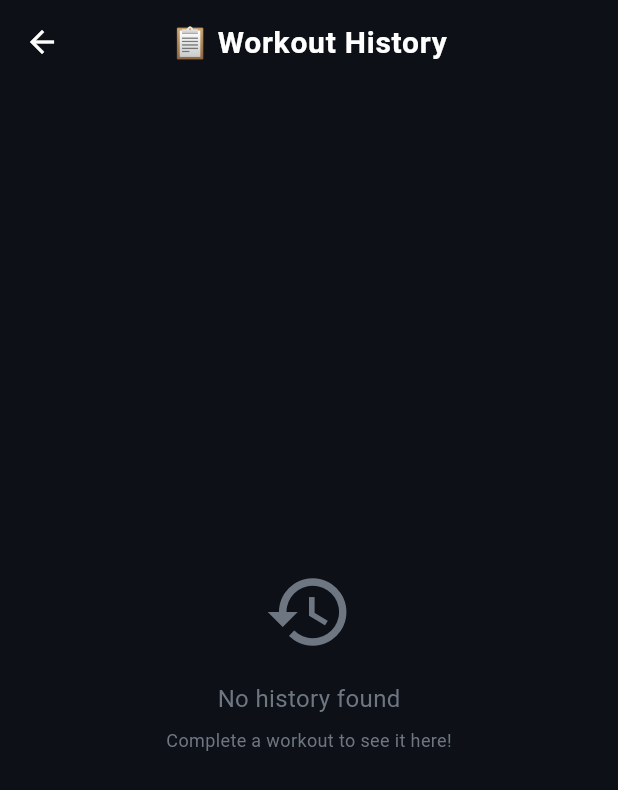
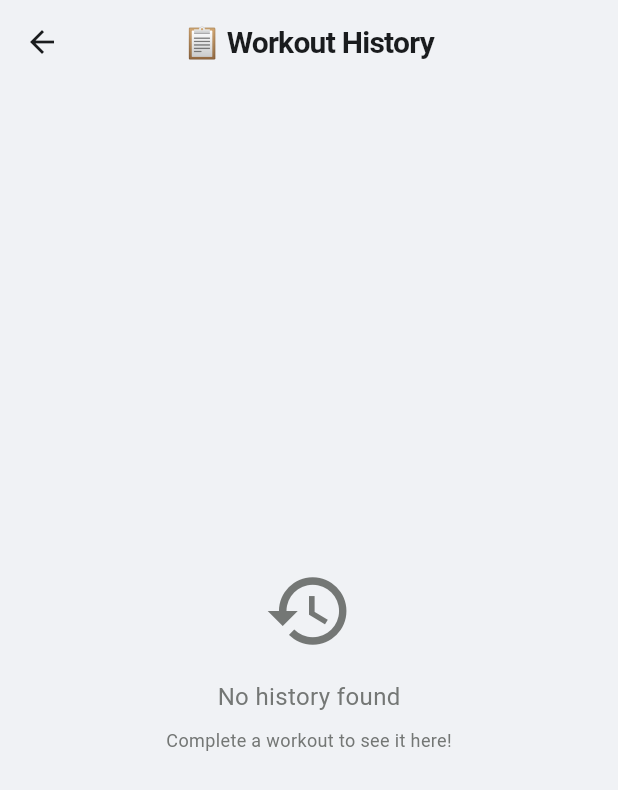
Before and after one commit to KonstaHovinen/hybrid_athlete, a Flutter app: the screen it shows after launch, after a tap on "Set up GitHub Sync", after a tap on "History", on a phone screen of 412 x 824 dp. Shown: the top 790 px of the screen. Run offline on Flutter 3.47's test engine with Material 3 defaults, Android fonts, the phone set to English and light mode, and no system bars; our stand-ins replace fl_chart, package_info_plus, shared_preferences; accounts and stored records are empty; network calls fail.

Commit message:
UI Update: Switch to Metallic/Platinum Light Theme

```diff
--- a/lib/app_theme.dart
+++ b/lib/app_theme.dart
@@ -1,99 +1,81 @@
 import 'package:flutter/material.dart';
 
 /// Hybrid Athlete Brand Theme
-/// Futsal-inspired color palette with energetic, athletic vibes
-
+/// "Metallic White" - High-performance, clean, sharp.
 class AppColors {
-  // Primary - Electric Green (Field, Energy, Go!)
-  static const Color primary = Color(0xFF00E676);
-  static const Color primaryDark = Color(0xFF00C853);
+  // Primary - Sharp Futsal Green
+  static const Color primary = Color(0xFF00C853);
+  static const Color primaryDark = Color(0xFF009624);
   static const Color primaryLight = Color(0xFF69F0AE);
 
-  // Secondary - Deep Blue (Trust, Performance)
-  static const Color secondary = Color(0xFF2979FF);
-  static const Color secondaryDark = Color(0xFF1565C0);
-  static const Color secondaryLight = Color(0xFF82B1FF);
+  // Secondary - Electric Blue
+  static const Color secondary = Color(0xFF2962FF);
+  static const Color secondaryDark = Color(0xFF0039CB);
+  static const Color secondaryLight = Color(0xFF768FFF);
 
-  // Accent - Vibrant Orange (Energy, Passion, Goals!)
-  static const Color accent = Color(0xFFFF6D00);
-  static const Color accentLight = Color(0xFFFFAB40);
+  // Accent - Kinetic Orange
+  static const Color accent = Color(0xFFFF3D00);
 
-  // Background Colors
-  static const Color background = Color(0xFF0D1117);
-  static const Color surface = Color(0xFF161B22);
-  static const Color surfaceLight = Color(0xFF21262D);
-  static const Color card = Color(0xFF1C2128);
+  // Background Colors (Metallic/White Palette)
+  static const Color background = Color(0xFFF0F2F5); // Ultra light grey/silver
+  static const Color surface = Color(0xFFFFFFFF);
+  static const Color surfaceLight = Color(0xFFF8F9FA); // White smoke
+  static const Color card = Color(0xFFFFFFFF);
 
-  // Text Colors
-  static const Color textPrimary = Color(0xFFFFFFFF);
-  static const Color textSecondary = Color(0xFFB0B0B0);
-  static const Color textMuted = Color(0xFF6E7681);
+  // Text Colors (High Contrast)
+  static const Color textPrimary = Color(0xFF1A1C1E); // Almost black
+  static const Color textSecondary = Color(0xFF444746); // Dark Grey
+  static const Color textMuted = Color(0xFF747775); // Silver Grey
 
   // Semantic Colors
-  static const Color success = Color(0xFF00E676);
-  static const Color warning = Color(0xFFFFB300);
-  static const Color error = Color(0xFFFF5252);
-  static const Color info = Color(0xFF2979FF);
+  static const Color success = Color(0xFF00C853);
+  static const Color warning = Color(0xFFFFD600);
+  static const Color error = Color(0xFFB00020);
+  static const Color info = Color(0xFF2962FF);
 
-  // Workout Type Colors
-  static const Color gym = Color(0xFF2979FF);
-  static const Color running = Color(0xFF00E676);
-  static const Color futsal = Color(0xFFFF6D00);
-  static const Color recovery = Color(0xFF9C27B0);
-
-  // Gradients
+  // Gradients (Metallic Feel)
   static const LinearGradient primaryGradient = LinearGradient(
-    colors: [primary, Color(0xFF00BFA5)],
+    colors: [primary, Color(0xFF00E676)],
     begin: Alignment.topLeft,
     end: Alignment.bottomRight,
   );
 
-  static const LinearGradient accentGradient = LinearGradient(
-    colors: [accent, Color(0xFFFF9100)],
+  static const LinearGradient cardGradient = LinearGradient(
+    colors: [Colors.white, Color(0xFFF5F7FA)], // Subtle silver fade
     begin: Alignment.topLeft,
     end: Alignment.bottomRight,
+    stops: [0.0, 1.0],
   );
 
-  static const LinearGradient secondaryGradient = LinearGradient(
-    colors: [secondary, Color(0xFF448AFF)],
-    begin: Alignment.topLeft,
-    end: Alignment.bottomRight,
-  );
-
-  static const LinearGradient darkGradient = LinearGradient(
-    colors: [Color(0xFF1A1A2E), Color(0xFF16213E)],
+    static const LinearGradient surfaceGradient = LinearGradient(
+    colors: [Color(0xFFFFFFFF), Color(0xFFEEF2F6)],
     begin: Alignment.topCenter,
     end: Alignment.bottomCenter,
-  );
-
-  static const LinearGradient cardGradient = LinearGradient(
-    colors: [Color(0xFF1C2128), Color(0xFF161B22)],
-    begin: Alignment.topLeft,
-    end: Alignment.bottomRight,
   );
 }
 
 class AppTheme {
-  static ThemeData get darkTheme {
+  static ThemeData get theme {
     return ThemeData(
       useMaterial3: true,
-      brightness: Brightness.dark,
+      brightness: Brightness.light,
 
       // Colors
       primaryColor: AppColors.primary,
       scaffoldBackgroundColor: AppColors.background,
 
       // Color Scheme
-      colorScheme: const ColorScheme.dark(
+      colorScheme: const ColorScheme.light(
         primary: AppColors.primary,
         secondary: AppColors.secondary,
         tertiary: AppColors.accent,
         surface: AppColors.surface,
         error: AppColors.error,
-        onPrimary: Colors.black,
+        onPrimary: Colors.white,
         onSecondary: Colors.white,
         onSurface: AppColors.textPrimary,
         onError: Colors.white,
+        surfaceTint: Colors.white, // Removes pink tint on m3 cards
       ),
 
       // App Bar
@@ -105,7 +87,7 @@ class AppTheme {
           color: AppColors.textPrimary,
           fontSize: 20,
           fontWeight: FontWeight.bold,
-          letterSpacing: 0.5,
+          letterSpacing: -0.5, // Modern tight tracking
         ),
         iconTheme: IconThemeData(color: AppColors.textPrimary),
       ),
@@ -113,7 +95,8 @@ class AppTheme {
       // Cards
       cardTheme: CardThemeData(
         color: AppColors.card,
-        elevation: 0,
+        elevation: 2,
+        shadowColor: Colors.black.withValues(alpha: 0.05), // Soft shadow
         shape: RoundedRectangleBorder(
           borderRadius: BorderRadius.circular(16),
         ),
@@ -124,9 +107,10 @@ class AppTheme {
       elevatedButtonTheme: ElevatedButtonThemeData(
         style: ElevatedButton.styleFrom(
           backgroundColor: AppColors.primary,
-          foregroundColor: Colors.black,
-          elevation: 0,
-          padding: const EdgeInsets.symmetric(horizontal: 24, vertical: 14),
+          foregroundColor: Colors.white,
+          elevation: 4,
+          shadowColor: AppColors.primary.withValues(alpha: 0.4),
+          padding: const EdgeInsets.symmetric(horizontal: 24, vertical: 16),
           shape: RoundedRectangleBorder(
             borderRadius: BorderRadius.circular(12),
           ),
@@ -149,31 +133,25 @@ class AppTheme {
         ),
       ),
 
-      textButtonTheme: TextButtonThemeData(
-        style: TextButton.styleFrom(
-          foregroundColor: AppColors.primary,
-        ),
-      ),
-
       // Floating Action Button
       floatingActionButtonTheme: const FloatingActionButtonThemeData(
         backgroundColor: AppColors.primary,
-        foregroundColor: Colors.black,
-        elevation: 4,
+        foregroundColor: Colors.white,
+        elevation: 8,
         shape: CircleBorder(),
       ),
 
       // Input Decoration
       inputDecorationTheme: InputDecorationTheme(
         filled: true,
-        fillColor: AppColors.surfaceLight,
+        fillColor: Colors.white,
         border: OutlineInputBorder(
           borderRadius: BorderRadius.circular(12),
           borderSide: BorderSide.none,
         ),
         enabledBorder: OutlineInputBorder(
           borderRadius: BorderRadius.circular(12),
-          borderSide: BorderSide.none,
+          borderSide: const BorderSide(color: Color(0xFFE0E0E0), width: 1), // Light border
         ),
         focusedBorder: OutlineInputBorder(
           borderRadius: BorderRadius.circular(12),
@@ -185,97 +163,22 @@ class AppTheme {
 
       // Bottom Navigation
       bottomNavigationBarTheme: const BottomNavigationBarThemeData(
-        backgroundColor: AppColors.surface,
+        backgroundColor: Colors.white,
         selectedItemColor: AppColors.primary,
         unselectedItemColor: AppColors.textMuted,
         type: BottomNavigationBarType.fixed,
-        elevation: 0,
-      ),
-
-      // Chips
-      chipTheme: ChipThemeData(
-        backgroundColor: AppColors.surfaceLight,
-        selectedColor: AppColors.primary,
-        labelStyle: const TextStyle(color: AppColors.textPrimary),
-        secondaryLabelStyle: const TextStyle(color: Colors.black),
-        padding: const EdgeInsets.symmetric(horizontal: 12, vertical: 8),
-        shape: RoundedRectangleBorder(
-          borderRadius: BorderRadius.circular(20),
-        ),
-      ),
-
-      // Divider
-      dividerTheme: const DividerThemeData(
-        color: AppColors.surfaceLight,
-        thickness: 1,
-      ),
-
-      // Slider
-      sliderTheme: const SliderThemeData(
-        activeTrackColor: AppColors.primary,
-        inactiveTrackColor: AppColors.surfaceLight,
-        thumbColor: AppColors.primary,
-        overlayColor: Color(0x2900E676),
-      ),
-
-      // Progress Indicator
-      progressIndicatorTheme: const ProgressIndicatorThemeData(
-        color: AppColors.primary,
-        linearTrackColor: AppColors.surfaceLight,
-      ),
-
-      // Dialog
-      dialogTheme: DialogThemeData(
-        backgroundColor: AppColors.surface,
-        shape: RoundedRectangleBorder(
-          borderRadius: BorderRadius.circular(20),
-        ),
-        titleTextStyle: const TextStyle(
-          color: AppColors.textPrimary,
-          fontSize: 20,
-          fontWeight: FontWeight.bold,
-        ),
-      ),
-
-      // Snackbar
-      snackBarTheme: SnackBarThemeData(
-        backgroundColor: AppColors.surfaceLight,
-        contentTextStyle: const TextStyle(color: AppColors.textPrimary),
-        shape: RoundedRectangleBorder(
-          borderRadius: BorderRadius.circular(12),
-        ),
-        behavior: SnackBarBehavior.floating,
-      ),
-
-      // List Tile
-      listTileTheme: const ListTileThemeData(
-        contentPadding: EdgeInsets.symmetric(horizontal: 16, vertical: 4),
-        iconColor: AppColors.textSecondary,
-      ),
-
-      // Icon
-      iconTheme: const IconThemeData(
-        color: AppColors.textSecondary,
-        size: 24,
+        elevation: 10,
       ),
 
       // Text Theme
       textTheme: const TextTheme(
-        displayLarge: TextStyle(fontSize: 32, fontWeight: FontWeight.bold, color: AppColors.textPrimary),
-        displayMedium: TextStyle(fontSize: 28, fontWeight: FontWeight.bold, color: AppColors.textPrimary),
-        displaySmall: TextStyle(fontSize: 24, fontWeight: FontWeight.bold, color: AppColors.textPrimary),
-        headlineLarge: TextStyle(fontSize: 22, fontWeight: FontWeight.bold, color: AppColors.textPrimary),
-        headlineMedium: TextStyle(fontSize: 20, fontWeight: FontWeight.w600, color: AppColors.textPrimary),
-        headlineSmall: TextStyle(fontSize: 18, fontWeight: FontWeight.w600, color: AppColors.textPrimary),
-        titleLarge: TextStyle(fontSize: 16, fontWeight: FontWeight.w600, color: AppColors.textPrimary),
-        titleMedium: TextStyle(fontSize: 14, fontWeight: FontWeight.w500, color: AppColors.textPrimary),
-        titleSmall: TextStyle(fontSize: 12, fontWeight: FontWeight.w500, color: AppColors.textSecondary),
-        bodyLarge: TextStyle(fontSize: 16, color: AppColors.textPrimary),
-        bodyMedium: TextStyle(fontSize: 14, color: AppColors.textSecondary),
-        bodySmall: TextStyle(fontSize: 12, color: AppColors.textMuted),
+        displayLarge: TextStyle(fontSize: 32, fontWeight: FontWeight.w800, color: AppColors.textPrimary, letterSpacing: -1.0),
+        displayMedium: TextStyle(fontSize: 28, fontWeight: FontWeight.bold, color: AppColors.textPrimary, letterSpacing: -0.5),
+        displaySmall: TextStyle(fontSize: 24, fontWeight: FontWeight.bold, color: AppColors.textPrimary, letterSpacing: -0.5),
+        headlineMedium: TextStyle(fontSize: 20, fontWeight: FontWeight.w700, color: AppColors.textPrimary),
+        bodyLarge: TextStyle(fontSize: 16, color: AppColors.textPrimary, height: 1.5),
+        bodyMedium: TextStyle(fontSize: 14, color: AppColors.textSecondary, height: 1.5),
         labelLarge: TextStyle(fontSize: 14, fontWeight: FontWeight.bold, color: AppColors.textPrimary),
-        labelMedium: TextStyle(fontSize: 12, fontWeight: FontWeight.w500, color: AppColors.textSecondary),
-        labelSmall: TextStyle(fontSize: 10, fontWeight: FontWeight.w500, color: AppColors.textMuted),
       ),
     );
   }
@@ -306,11 +209,19 @@ class GradientCard extends StatelessWidget {
       decoration: BoxDecoration(
         gradient: gradient ?? AppColors.cardGradient,
         borderRadius: BorderRadius.circular(borderRadius),
+        border: Border.all(color: Colors.white, width: 1), // Metallic rim
         boxShadow: [
           BoxShadow(
-            color: Colors.black.withValues(alpha: 0.2),
+            color: Colors.black.withValues(alpha: 0.05), // Softer shadow for light mode
             blurRadius: 10,
             offset: const Offset(0, 4),
+          ),
+          BoxShadow(
+            color: Colors.white.withValues(alpha: 0.8), // Highlight
+            blurRadius: 0,
+            offset: const Offset(1, 1),
+            spreadRadius: 0,
+            blurStyle: BlurStyle.inner
           ),
         ],
       ),
@@ -341,9 +252,16 @@ class StatCard extends StatelessWidget {
     return Container(
       padding: const EdgeInsets.all(16),
       decoration: BoxDecoration(
-        color: AppColors.card,
+        color: Colors.white,
         borderRadius: BorderRadius.circular(16),
-        border: Border.all(color: color.withValues(alpha: 0.3), width: 1),
+        border: Border.all(color: const Color(0xFFF0F0F0), width: 1),
+        boxShadow: [
+          BoxShadow(
+            color: Colors.black.withValues(alpha: 0.03),
+            blurRadius: 8,
+            offset: const Offset(0, 2),
+          ),
+        ],
       ),
       child: Column(
         crossAxisAlignment: CrossAxisAlignment.start,
@@ -351,7 +269,7 @@ class StatCard extends StatelessWidget {
           Container(
             padding: const EdgeInsets.all(8),
             decoration: BoxDecoration(
-              color: color.withValues(alpha: 0.15),
+              color: color.withValues(alpha: 0.1),
               borderRadius: BorderRadius.circular(10),
             ),
             child: Icon(icon, color: color, size: 20),
@@ -363,6 +281,7 @@ class StatCard extends StatelessWidget {
               fontSize: 24,
               fontWeight: FontWeight.bold,
               color: AppColors.textPrimary,
+              letterSpacing: -0.5,
             ),
           ),
           const SizedBox(height: 4),
@@ -371,6 +290,7 @@ class StatCard extends StatelessWidget {
             style: const TextStyle(
               fontSize: 12,
               color: AppColors.textMuted,
+              fontWeight: FontWeight.w600,
             ),
           ),
         ],
@@ -405,13 +325,16 @@ class ActionButton extends StatelessWidget {
         child: Container(
           padding: EdgeInsets.all(isLarge ? 20 : 16),
           decoration: BoxDecoration(
-            gradient: LinearGradient(
-              colors: [color.withValues(alpha: 0.2), color.withValues(alpha: 0.1)],
-              begin: Alignment.topLeft,
-              end: Alignment.bottomRight,
-            ),
+            color: Colors.white,
             borderRadius: BorderRadius.circular(16),
-            border: Border.all(color: color.withValues(alpha: 0.3), width: 1),
+            border: Border.all(color: const Color(0xFFEAEAEA), width: 1),
+            boxShadow: [
+              BoxShadow(
+                color: Colors.black.withValues(alpha: 0.03),
+                blurRadius: 10,
+                offset: const Offset(0, 4),
+              ),
+            ],
           ),
           child: Column(
             mainAxisAlignment: MainAxisAlignment.center,
@@ -421,7 +344,7 @@ class ActionButton extends StatelessWidget {
               Text(
                 label,
                 style: TextStyle(
-                  color: color,
+                  color: AppColors.textPrimary, // Dark text for label in light mode
                   fontWeight: FontWeight.bold,
                   fontSize: isLarge ? 14 : 12,
                 ),
@@ -461,8 +384,9 @@ class SectionHeader extends StatelessWidget {
             title,
             style: const TextStyle(
               fontSize: 18,
-              fontWeight: FontWeight.bold,
+              fontWeight: FontWeight.w800, // Bolder
               color: AppColors.textPrimary,
+              letterSpacing: -0.5,
             ),
           ),
           const Spacer(),
--- a/lib/main.dart
+++ b/lib/main.dart
@@ -10,9 +10,9 @@ void main() {
   WidgetsFlutterBinding.ensureInitialized();
   SystemChrome.setSystemUIOverlayStyle(const SystemUiOverlayStyle(
     statusBarColor: Colors.transparent,
-    statusBarIconBrightness: Brightness.light,
+    statusBarIconBrightness: Brightness.dark, // Dark icons for light metallic bg
     systemNavigationBarColor: AppColors.background,
-    systemNavigationBarIconBrightness: Brightness.light,
+    systemNavigationBarIconBrightness: Brightness.dark,
   ));
   runApp(const HybridAthleteApp());
 }
@@ -50,7 +50,7 @@ class _HybridAthleteAppState extends State<HybridAthleteApp> {
     return MaterialApp(
       title: 'Hybrid Athlete',
       debugShowCheckedModeBanner: false,
-      theme: AppTheme.darkTheme,
+      theme: AppTheme.theme, // Metallic Light Theme
       home: _firstRun! ? _OnboardingScreen(onComplete: () async {
         final prefs = await PreferencesCache.getInstance();
         await prefs.setBool('first_run_complete', true);
```
